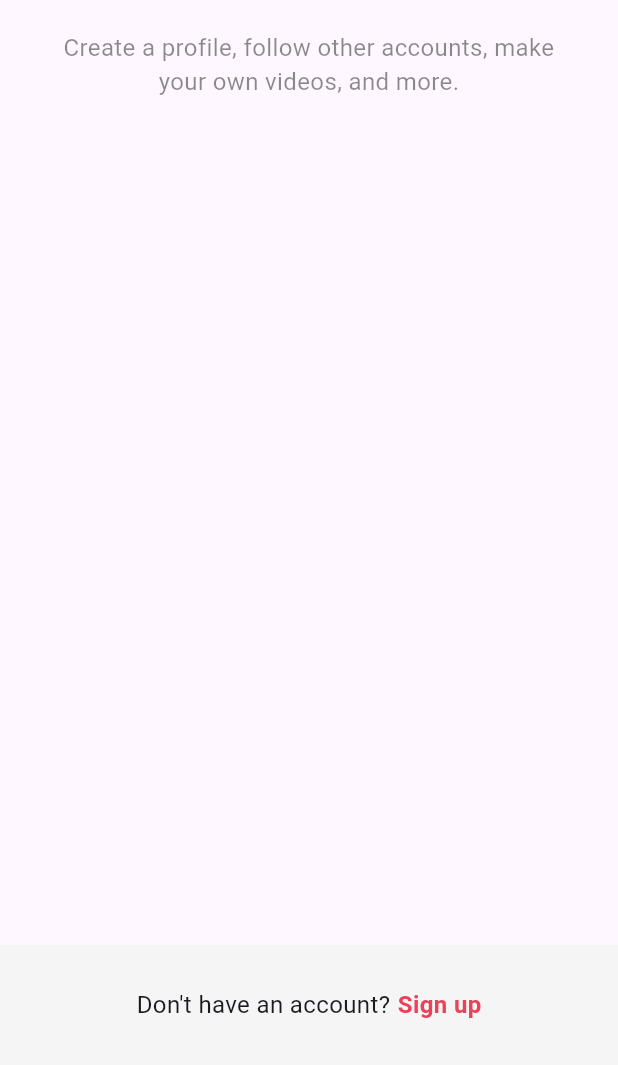
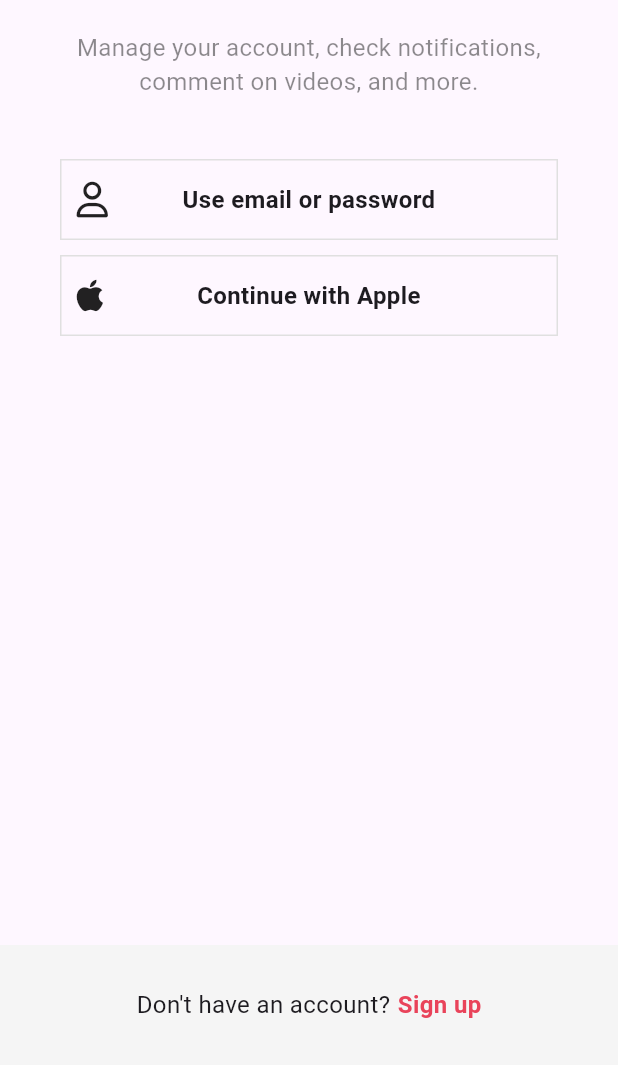
Before and after one commit to leoshw/tiktok_clone, a Flutter app: the screen it shows after launch, after a tap on "Log in", on a phone screen of 412 x 824 dp, the part 171-1236 px from its top. Run offline on Flutter 3.47's test engine with Material 3 defaults, Android fonts, the phone set to English and light mode, and no system bars; our stand-ins replace font_awesome_flutter.

Commit message:
update on Authbutton

```diff
--- a/lib/Widgets/auth_button.dart
+++ b/lib/Widgets/auth_button.dart
@@ -1,10 +1,11 @@
 import 'package:flutter/material.dart';
+import 'package:font_awesome_flutter/font_awesome_flutter.dart';
 import 'package:tiktok_clone/Constants/gaps.dart';
 import 'package:tiktok_clone/constants/sizes.dart';
 
 class AuthButton extends StatelessWidget {
   final String text;
-  final IconData icon;
+  final FaIcon icon;
 
   const AuthButton({super.key, required this.text, required this.icon});
 
@@ -13,14 +14,20 @@ class AuthButton extends StatelessWidget {
     return FractionallySizedBox(
       widthFactor: 1,
       child: Container(
-        padding: EdgeInsets.symmetric(vertical: Sizes.size14),
+        padding: EdgeInsets.symmetric(
+          vertical: Sizes.size14,
+          horizontal: Sizes.size10,
+        ),
         decoration: BoxDecoration(
           border: Border.all(color: Colors.grey.shade300, width: Sizes.size1),
         ),
-        child: Row(
+        child: Stack(
+          alignment: Alignment.center,
           children: [
-            Icon(icon),
-            SizedBox(width: Sizes.size10),
+            Align(
+              alignment: Alignment.centerLeft,
+              child: icon,
+            ), // allows only one item to align
             Text(
               text,
               textAlign: TextAlign.center,
--- a/lib/login/login.dart
+++ b/lib/login/login.dart
@@ -2,6 +2,8 @@ import 'package:flutter/material.dart';
 import 'package:tiktok_clone/Constants/gaps.dart';
 import 'package:tiktok_clone/constants/sizes.dart';
 import 'package:tiktok_clone/sign_up/sign_up_screen.dart';
+import 'package:tiktok_clone/Widgets/auth_button.dart';
+import 'package:font_awesome_flutter/font_awesome_flutter.dart';
 
 class LoginScreen extends StatelessWidget {
   const LoginScreen({super.key});
@@ -29,11 +31,20 @@ class LoginScreen extends StatelessWidget {
               ),
               Gaps.v20,
               Text(
-                "Create a profile, follow other accounts, make your own videos, and more.",
+                "Manage your account, check notifications, comment on videos, and more.",
                 style: TextStyle(fontSize: Sizes.size16, color: Colors.black45),
                 textAlign: TextAlign.center,
               ),
               Gaps.v40,
+              AuthButton(
+                icon: FaIcon(FontAwesomeIcons.user),
+                text: "Use email or password",
+              ),
+              Gaps.v10,
+              AuthButton(
+                icon: FaIcon(FontAwesomeIcons.apple),
+                text: "Continue with Apple",
+              ),
             ],
           ),
         ),
--- a/lib/main.dart
+++ b/lib/main.dart
@@ -1,6 +1,5 @@
 import 'package:flutter/material.dart';
-import 'package:tiktok_clone/Constants/gaps.dart';
-import 'package:tiktok_clone/constants/sizes.dart';
+
 import 'package:tiktok_clone/sign_up/sign_up_screen.dart';
 
 void main() {
--- a/lib/sign_up/sign_up_screen.dart
+++ b/lib/sign_up/sign_up_screen.dart
@@ -1,4 +1,5 @@
 import 'package:flutter/material.dart';
+import 'package:font_awesome_flutter/font_awesome_flutter.dart';
 import 'package:tiktok_clone/Constants/gaps.dart';
 import 'package:tiktok_clone/Widgets/auth_button.dart';
 import 'package:tiktok_clone/constants/sizes.dart';
@@ -21,7 +22,7 @@ class SignUpScreen extends StatelessWidget {
           padding: const EdgeInsets.symmetric(horizontal: Sizes.size40),
           child: Column(
             mainAxisSize: MainAxisSize.min,
-            children: [
+            children: const [
               Gaps.v80,
               Text(
                 "Sign up for TikTok",
@@ -38,11 +39,14 @@ class SignUpScreen extends StatelessWidget {
               ),
               Gaps.v40,
               AuthButton(
-                text: "Use phone or email",
-                icon: Icons.person_2_rounded,
+                icon: FaIcon(FontAwesomeIcons.user),
+                text: "Use email or password",
               ),
               Gaps.v10,
-              AuthButton(text: "Continue with Apple", icon: Icons.apple_sharp),
+              AuthButton(
+                icon: FaIcon(FontAwesomeIcons.apple),
+                text: "Continue with Apple",
+              ),
             ],
           ),
         ),
```
